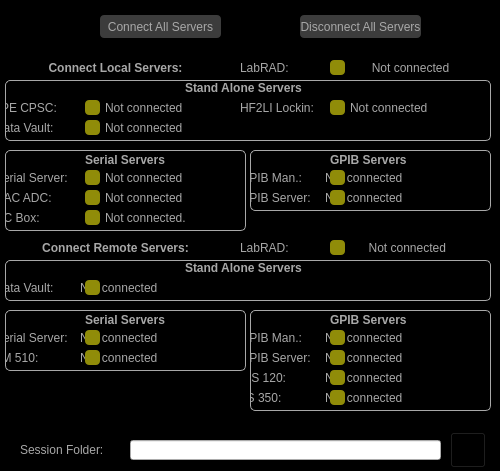
First picture: the form in Scanner GUI/LabRADConnect/LabRADConnect.ui, repository afylab/nanoSQUID-Scanning-Software, before the edit.
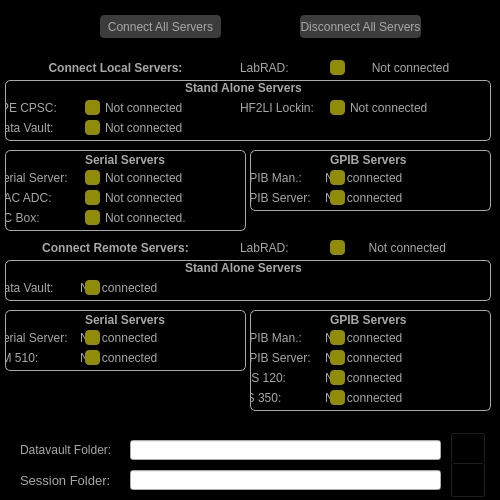
Second picture: the form after the edit. Icons and pictures are not drawn.

Patch:
```diff
--- a/Scanner GUI/LabRADConnect/LabRADConnect.ui
+++ b/Scanner GUI/LabRADConnect/LabRADConnect.ui
@@ -7,7 +7,7 @@
     <x>0</x>
     <y>0</y>
     <width>500</width>
-    <height>471</height>
+    <height>500</height>
    </rect>
   </property>
   <property name="sizePolicy">
@@ -19,13 +19,13 @@
   <property name="minimumSize">
    <size>
     <width>500</width>
-    <height>471</height>
+    <height>500</height>
    </size>
   </property>
   <property name="maximumSize">
    <size>
     <width>500</width>
-    <height>471</height>
+    <height>500</height>
    </size>
   </property>
   <property name="windowTitle">
@@ -63,7 +63,7 @@
 }</string>
     </property>
     <property name="text">
-     <string>Session Folder:</string>
+     <string>Datavault Folder:</string>
     </property>
    </widget>
    <widget class="QLineEdit" name="lineEdit_Session">
@@ -1416,6 +1416,61 @@
      <string>Connect Remote Servers:</string>
     </property>
    </widget>
+   <widget class="QLineEdit" name="lineEdit_Session_2">
+    <property name="geometry">
+     <rect>
+      <x>130</x>
+      <y>470</y>
+      <width>311</width>
+      <height>20</height>
+     </rect>
+    </property>
+   </widget>
+   <widget class="QPushButton" name="push_Session_2">
+    <property name="geometry">
+     <rect>
+      <x>450</x>
+      <y>462</y>
+      <width>36</width>
+      <height>36</height>
+     </rect>
+    </property>
+    <property name="styleSheet">
+     <string notr="true">#push_Session_2{
+image:url(:/nSOTScanner/Pictures/SessionSelect.png);
+background: black;
+}</string>
+    </property>
+    <property name="text">
+     <string/>
+    </property>
+   </widget>
+   <widget class="QLabel" name="label_Session_2">
+    <property name="geometry">
+     <rect>
+      <x>20</x>
+      <y>470</y>
+      <width>100</width>
+      <height>20</height>
+     </rect>
+    </property>
+    <property name="font">
+     <font>
+      <pointsize>10</pointsize>
+     </font>
+    </property>
+    <property name="styleSheet">
+     <string notr="true">#label_Session{
+color: rgb(168, 168, 168);
+font: 10pt &quot;MS Shell Dlg 2&quot;;
+qproperty-alignment: 'AlignVCenter | AlignRight';
+qproperty-wordWrap: true;
+}</string>
+    </property>
+    <property name="text">
+     <string>Session Folder:</string>
+    </property>
+   </widget>
    <zorder>label_remoteLabRAD_status</zorder>
    <zorder>label_Session</zorder>
    <zorder>lineEdit_Session</zorder>
@@ -1435,6 +1490,9 @@
    <zorder>serialFrame</zorder>
    <zorder>push_ConnectLocal</zorder>
    <zorder>push_ConnectRemote</zorder>
+   <zorder>lineEdit_Session_2</zorder>
+   <zorder>push_Session_2</zorder>
+   <zorder>label_Session_2</zorder>
   </widget>
  </widget>
  <resources>
```
